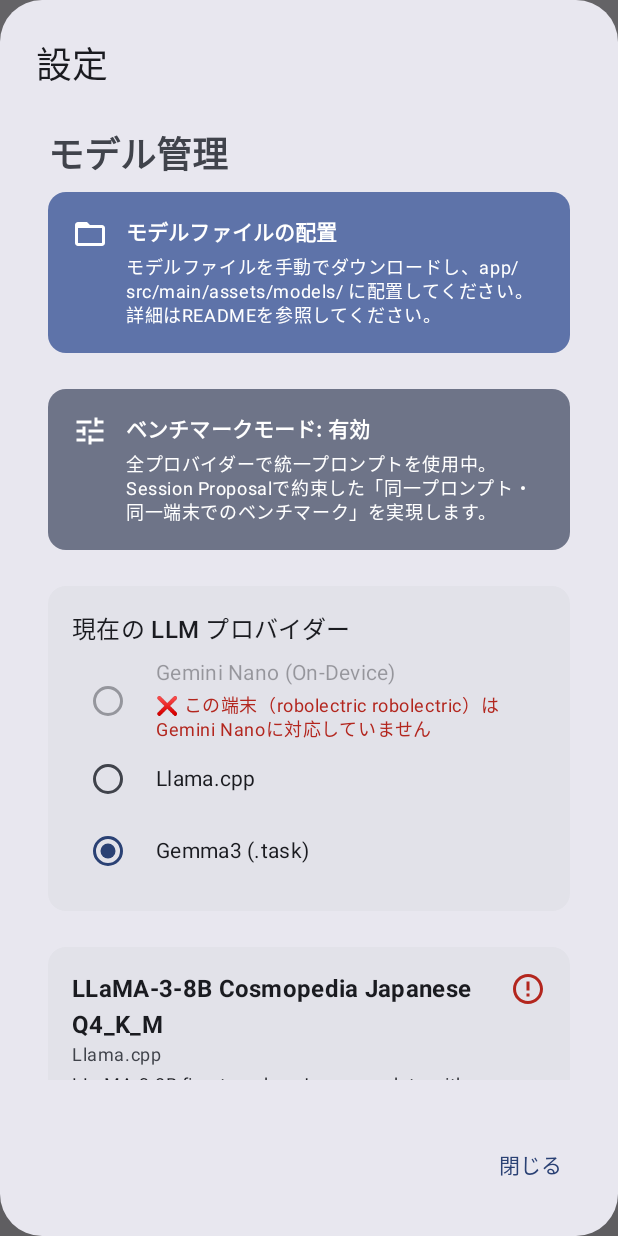
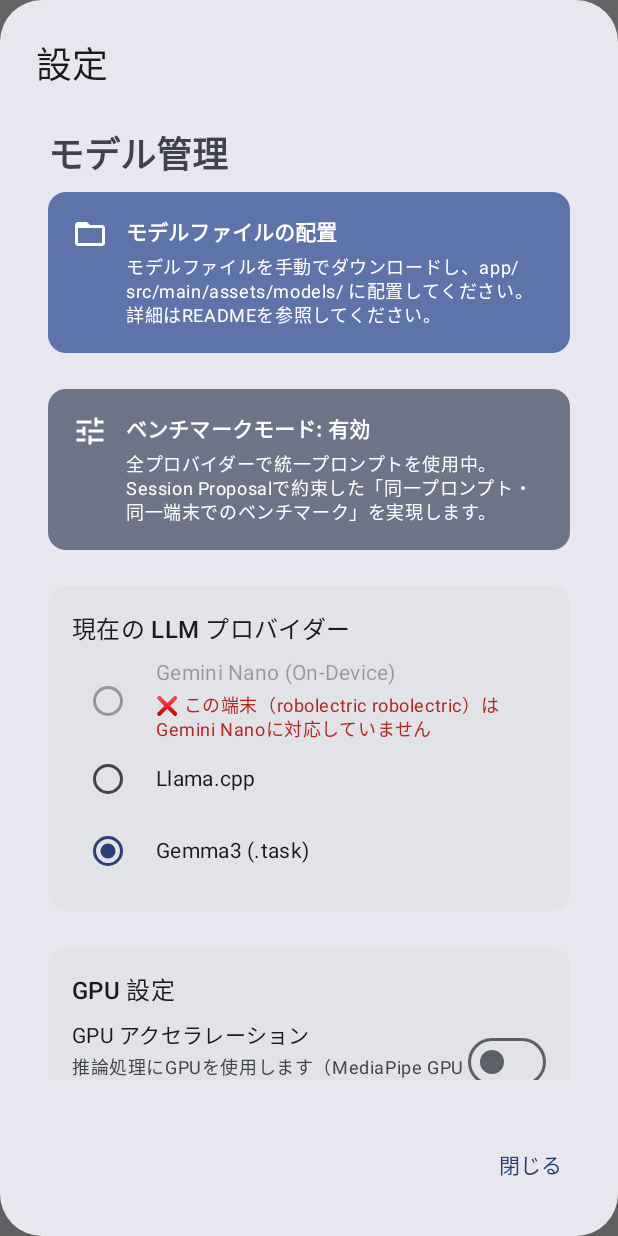
Before and after one commit to MasayukiSuda/DroidKaigiLocalLLMSample, an Android app built with Jetpack Compose: the screen it shows after launch (MainActivity), after a tap on "設定", on a phone screen of 412 x 824 dp. Run offline under Robolectric (Android 15) with nearby library versions, the phone set to English and light mode, and no system bars; our stand-ins replace Dagger/Hilt's generated code; libraries missing offline, so code that uses them is left out: android.llama.cpp, com.google.ai.edge, com.google.mediapipe.tasks; pictures from the network do not load.

Commit message:
Revival GPU Setting

```diff
--- a/app/src/main/java/com/daasuu/llmsample/data/settings/SettingsRepository.kt
+++ b/app/src/main/java/com/daasuu/llmsample/data/settings/SettingsRepository.kt
@@ -5,5 +5,7 @@ import kotlinx.coroutines.flow.Flow
 
 interface SettingsRepository {
     val currentProvider: Flow<LLMProvider>
+    val isGpuEnabled: Flow<Boolean>
     suspend fun setCurrentProvider(provider: LLMProvider)
+    suspend fun setGpuEnabled(enabled: Boolean)
 }
--- a/app/src/main/java/com/daasuu/llmsample/data/settings/SettingsRepositoryImpl.kt
+++ b/app/src/main/java/com/daasuu/llmsample/data/settings/SettingsRepositoryImpl.kt
@@ -32,9 +32,20 @@ class SettingsRepositoryImpl @Inject constructor(
             LLMProvider.entries.getOrNull(ordinal) ?: LLMProvider.LITE_RT
         }
 
+    override val isGpuEnabled: Flow<Boolean> =
+        context.dataStore.data.map { prefs ->
+            prefs[Keys.GPU_ENABLED] ?: false
+        }
+
     override suspend fun setCurrentProvider(provider: LLMProvider) {
         context.dataStore.edit { prefs ->
             prefs[Keys.CURRENT_PROVIDER] = provider.ordinal
         }
     }
+
+    override suspend fun setGpuEnabled(enabled: Boolean) {
+        context.dataStore.edit { prefs ->
+            prefs[Keys.GPU_ENABLED] = enabled
+        }
+    }
 }
--- a/app/src/main/java/com/daasuu/llmsample/ui/screens/settings/SettingsScreen.kt
+++ b/app/src/main/java/com/daasuu/llmsample/ui/screens/settings/SettingsScreen.kt
@@ -25,6 +25,7 @@ import androidx.compose.material3.Icon
 import androidx.compose.material3.IconButton
 import androidx.compose.material3.MaterialTheme
 import androidx.compose.material3.RadioButton
+import androidx.compose.material3.Switch
 import androidx.compose.material3.Text
 import androidx.compose.runtime.Composable
 import androidx.compose.runtime.collectAsState
@@ -46,6 +47,8 @@ fun SettingsScreen(
     val models by viewModel.models.collectAsState()
     val selectedProvider by viewModel.selectedProvider.collectAsState()
     val isBenchmarkMode by BenchmarkMode.isEnabled.collectAsState()
+    val isGpuEnabled by viewModel.isGpuEnabled.collectAsState()
+    val shouldShowGpuSettings = selectedProvider == LLMProvider.LITE_RT
 
     LazyColumn(
         modifier = Modifier
@@ -222,6 +225,53 @@ fun SettingsScreen(
             }
         }
 
+        if (shouldShowGpuSettings) {
+            item {
+                // GPU Settings (only shown when Gemma3/LITE_RT is selected)
+                Card(
+                    modifier = Modifier
+                        .fillMaxWidth()
+                        .padding(bottom = 16.dp)
+                ) {
+                    Column(
+                        modifier = Modifier.padding(16.dp)
+                    ) {
+                        Text(
+                            text = "GPU 設定",
+                            style = MaterialTheme.typography.titleMedium,
+                            modifier = Modifier.padding(bottom = 8.dp)
+                        )
+
+                        Row(
+                            modifier = Modifier.fillMaxWidth(),
+                            verticalAlignment = Alignment.CenterVertically,
+                            horizontalArrangement = Arrangement.SpaceBetween
+                        ) {
+                            Column(
+                                modifier = Modifier.weight(1f)
+                            ) {
+                                Text(
+                                    text = "GPU アクセラレーション",
+                                    style = MaterialTheme.typography.bodyMedium
+                                )
+                                Text(
+                                    text = "推論処理にGPUを使用します（MediaPipe GPU Delegate）",
+                                    style = MaterialTheme.typography.bodySmall,
+                                    color = MaterialTheme.colorScheme.onSurfaceVariant,
+                                    modifier = Modifier.padding(top = 2.dp)
+                                )
+                            }
+
+                            Switch(
+                                checked = isGpuEnabled,
+                                onCheckedChange = { viewModel.setGpuEnabled(it) }
+                            )
+                        }
+                    }
+                }
+            }
+        }
+
         // Models list
         items(models) { model ->
             ModelCard(
--- a/app/src/main/java/com/daasuu/llmsample/ui/screens/settings/SettingsViewModel.kt
+++ b/app/src/main/java/com/daasuu/llmsample/ui/screens/settings/SettingsViewModel.kt
@@ -60,6 +60,39 @@ class SettingsViewModel @Inject constructor(
             settingsRepository.currentProvider.collect { provider ->
                 _selectedProvider.value = provider
                 llmManager.setCurrentProvider(provider)
+            }
+        }
+
+        // GPU設定を監視し、変更時にLITE_RTプロバイダーを再初期化
+        viewModelScope.launch {
+            var isFirst = true
+            settingsRepository.isGpuEnabled.collect { enabled ->
+                val previousValue = _isGpuEnabled.value
+                _isGpuEnabled.value = enabled
+
+                // 初回以外で、かつGPU設定が実際に変更され、現在LITE_RTが選択されている場合に再初期化
+                if (!isFirst && previousValue != enabled && _selectedProvider.value == LLMProvider.LITE_RT) {
+                    android.util.Log.d(
+                        "SettingsViewModel",
+                        "GPU setting changed from $previousValue to $enabled, reinitializing TaskRepository..."
+                    )
+                    try {
+                        llmManager.reinitializeCurrentProvider()
+                        android.util.Log.d(
+                            "SettingsViewModel",
+                            "TaskRepository successfully reinitialized with GPU setting: $enabled"
+                        )
+                    } catch (e: Exception) {
+                        android.util.Log.e(
+                            "SettingsViewModel",
+                            "Critical error during TaskRepository reinitialization",
+                            e
+                        )
+                        // ユーザーに問題を通知することも検討
+                        // 必要に応じて設定をロールバックする処理も追加可能
+                    }
+                }
+                isFirst = false
             }
         }
     }
@@ -131,4 +164,10 @@ class SettingsViewModel @Inject constructor(
             else -> null
         }
     }
+
+    fun setGpuEnabled(enabled: Boolean) {
+        viewModelScope.launch {
+            settingsRepository.setGpuEnabled(enabled)
+        }
+    }
 }
```
Also changed, not shown: app/src/main/java/com/daasuu/llmsample/data/llm/task/TaskRepository.kt (+6 -1 lines).
